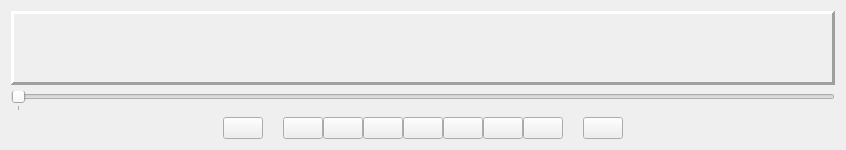
Old version of the form Source/OCui/Controls/PlaybackSlider.ui in the repository apertus-open-source-cinema/opencine.
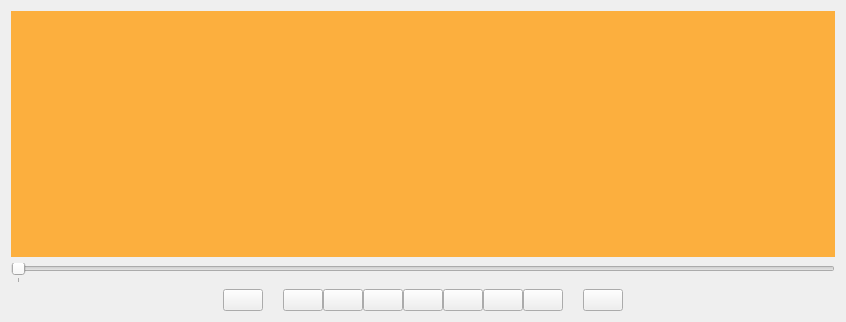
New version of the form. Icons and pictures are not drawn.

Patch:
```diff
--- a/Source/OCui/Controls/PlaybackSlider.ui
+++ b/Source/OCui/Controls/PlaybackSlider.ui
@@ -7,7 +7,7 @@
     <x>0</x>
     <y>0</y>
     <width>846</width>
-    <height>150</height>
+    <height>322</height>
    </rect>
   </property>
   <property name="windowTitle">
@@ -29,20 +29,14 @@
      <property name="minimumSize">
       <size>
        <width>0</width>
-       <height>63</height>
+       <height>240</height>
       </size>
      </property>
-     <property name="autoFillBackground">
-      <bool>false</bool>
-     </property>
-     <property name="frameShape">
-      <enum>QFrame::Panel</enum>
-     </property>
-     <property name="frameShadow">
-      <enum>QFrame::Raised</enum>
+     <property name="styleSheet">
+      <string notr="true">background-color: rgb(252, 175, 62);</string>
      </property>
      <property name="lineWidth">
-      <number>3</number>
+      <number>0</number>
      </property>
     </widget>
    </item>
@@ -67,6 +61,9 @@
      <property name="spacing">
       <number>0</number>
      </property>
+     <property name="sizeConstraint">
+      <enum>QLayout::SetMinimumSize</enum>
+     </property>
      <item>
       <spacer name="horizontalSpacer">
        <property name="orientation">
```
